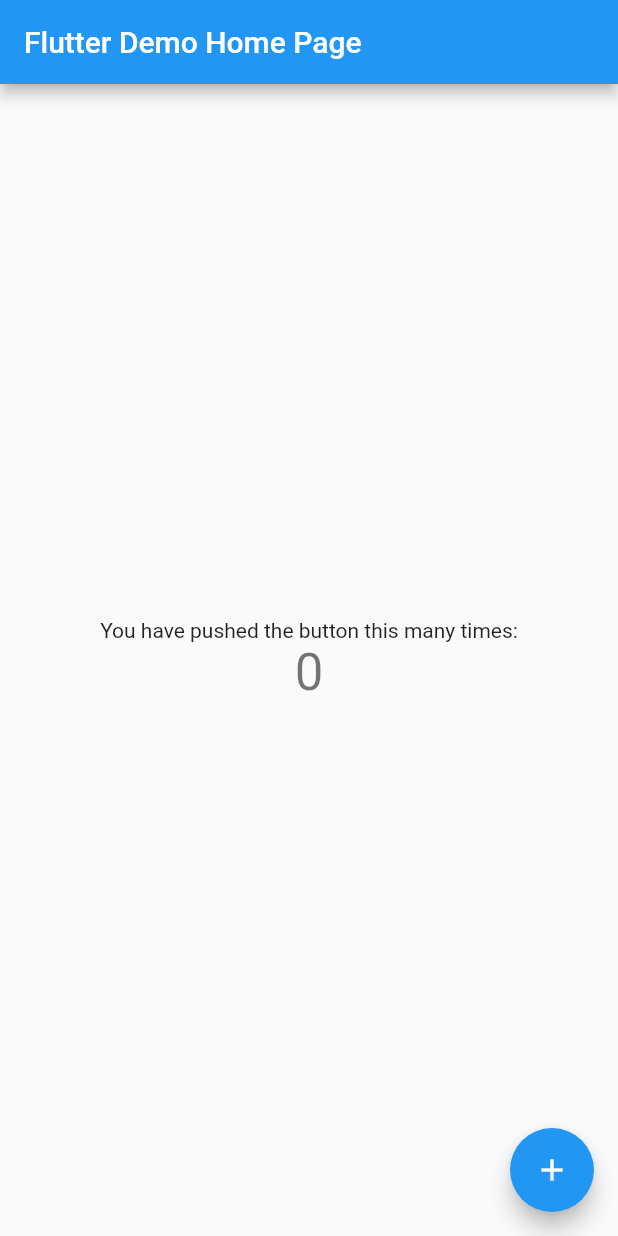
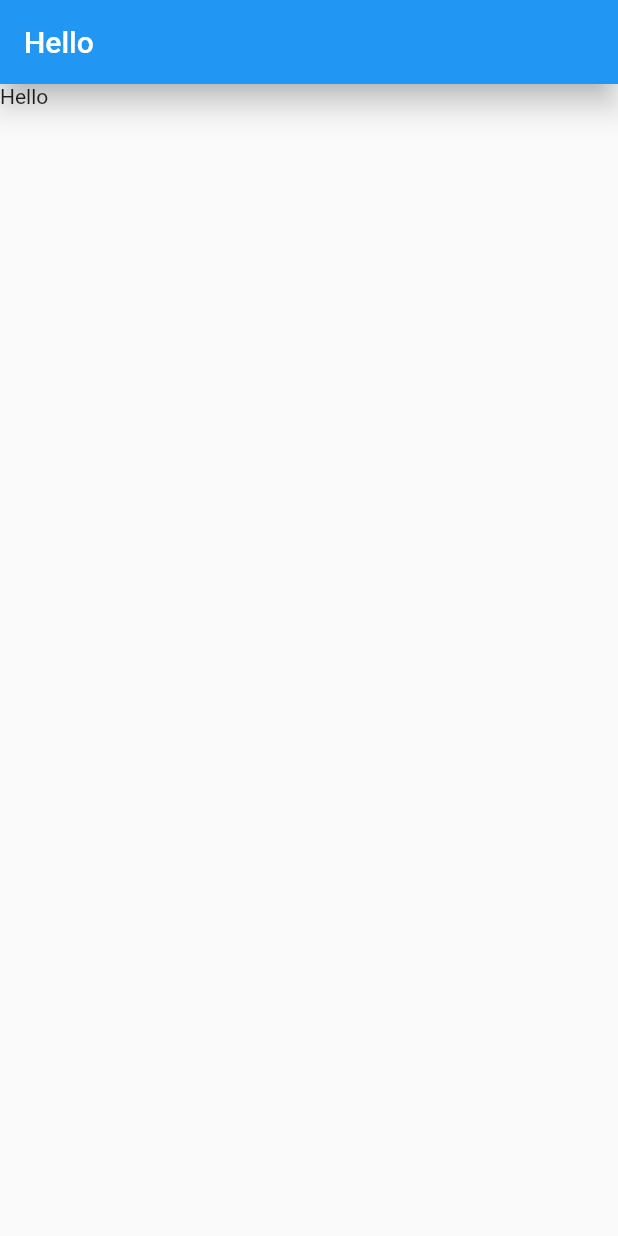
Before and after one commit to RafatMeraz/ostad_flutter_batch_two, a Flutter app: the screen it shows after launch, on a phone screen of 412 x 824 dp. Run offline on Flutter 3.47's test engine with Material 2 defaults, Android fonts, the phone set to English and light mode, and no system bars.

Commit message:
live class 12 code has been added

```diff
--- a/lib/main.dart
+++ b/lib/main.dart
@@ -1,115 +1,28 @@
 import 'package:flutter/material.dart';
 
-void main() {
-  runApp(const MyApp());
+/// projects' entry point
+/// SKIA / Impeller
+///
+/// Hot restart (ctl + \) (cmd + shift + \)
+/// Hot reload (ctl + s) (cmd + s)
+main() {
+  print('Entry point');
+  runApp(HelloWorldApp());
 }
 
-class MyApp extends StatelessWidget {
-  const MyApp({super.key});
-
-  // This widget is the root of your application.
+class HelloWorldApp extends StatelessWidget {
   @override
   Widget build(BuildContext context) {
     return MaterialApp(
-      title: 'Flutter Demo',
-      theme: ThemeData(
-        // This is the theme of your application.
-        //
-        // Try running your application with "flutter run". You'll see the
-        // application has a blue toolbar. Then, without quitting the app, try
-        // changing the primarySwatch below to Colors.green and then invoke
-        // "hot reload" (press "r" in the console where you ran "flutter run",
-        // or simply save your changes to "hot reload" in a Flutter IDE).
-        // Notice that the counter didn't reset back to zero; the application
-        // is not restarted.
-        primarySwatch: Colors.blue,
+      /// property/attributes
+      debugShowCheckedModeBanner: false,
+      home: Scaffold(
+        appBar: AppBar(
+          elevation: 8,
+          title: Text('Hello'),
+        ),
+        body: Text('Hello'),
       ),
-      home: const MyHomePage(title: 'Flutter Demo Home Page'),
     );
   }
 }
-
-class MyHomePage extends StatefulWidget {
-  const MyHomePage({super.key, required this.title});
-
-  // This widget is the home page of your application. It is stateful, meaning
-  // that it has a State object (defined below) that contains fields that affect
-  // how it looks.
-
-  // This class is the configuration for the state. It holds the values (in this
-  // case the title) provided by the parent (in this case the App widget) and
-  // used by the build method of the State. Fields in a Widget subclass are
-  // always marked "final".
-
-  final String title;
-
-  @override
-  State<MyHomePage> createState() => _MyHomePageState();
-}
-
-class _MyHomePageState extends State<MyHomePage> {
-  int _counter = 0;
-
-  void _incrementCounter() {
-    setState(() {
-      // This call to setState tells the Flutter framework that something has
-      // changed in this State, which causes it to rerun the build method below
-      // so that the display can reflect the updated values. If we changed
-      // _counter without calling setState(), then the build method would not be
-      // called again, and so nothing would appear to happen.
-      _counter++;
-    });
-  }
-
-  @override
-  Widget build(BuildContext context) {
-    // This method is rerun every time setState is called, for instance as done
-    // by the _incrementCounter method above.
-    //
-    // The Flutter framework has been optimized to make rerunning build methods
-    // fast, so that you can just rebuild anything that needs updating rather
-    // than having to individually change instances of widgets.
-    return Scaffold(
-      appBar: AppBar(
-        // Here we take the value from the MyHomePage object that was created by
-        // the App.build method, and use it to set our appbar title.
-        title: Text(widget.title),
-      ),
-      body: Center(
-        // Center is a layout widget. It takes a single child and positions it
-        // in the middle of the parent.
-        child: Column(
-          // Column is also a layout widget. It takes a list of children and
-          // arranges them vertically. By default, it sizes itself to fit its
-          // children horizontally, and tries to be as tall as its parent.
-          //
-          // Invoke "debug painting" (press "p" in the console, choose the
-          // "Toggle Debug Paint" action from the Flutter Inspector in Android
-          // Studio, or the "Toggle Debug Paint" command in Visual Studio Code)
-          // to see the wireframe for each widget.
-          //
-          // Column has various properties to control how it sizes itself and
-          // how it positions its children. Here we use mainAxisAlignment to
-          // center the children vertically; the main axis here is the vertical
-          // axis because Columns are vertical (the cross axis would be
-          // horizontal).
-          mainAxisAlignment: MainAxisAlignment.center,
-          children: <Widget>[
-            const Text(
-              'You have pushed the button this many times:',
-            ),
-            Text(
-              '$_counter',
-              style: Theme.of(context).textTheme.headline4,
-            ),
-          ],
-        ),
-      ),
-      floatingActionButton: FloatingActionButton(
-        onPressed: _incrementCounter,
-        tooltip: 'Increment',
-        child: const Icon(Icons.add),
-      ), // This trailing comma makes auto-formatting nicer for build methods.
-    );
-  }
-}
```
Also changed, not shown: pubspec.yaml (+0 -29 lines).
